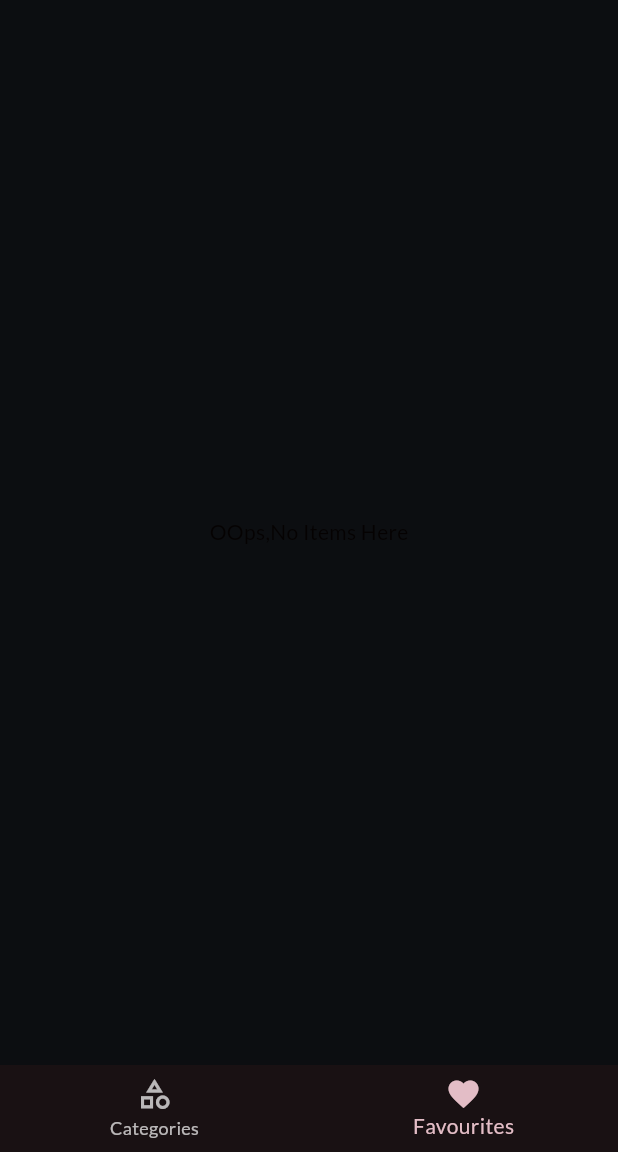
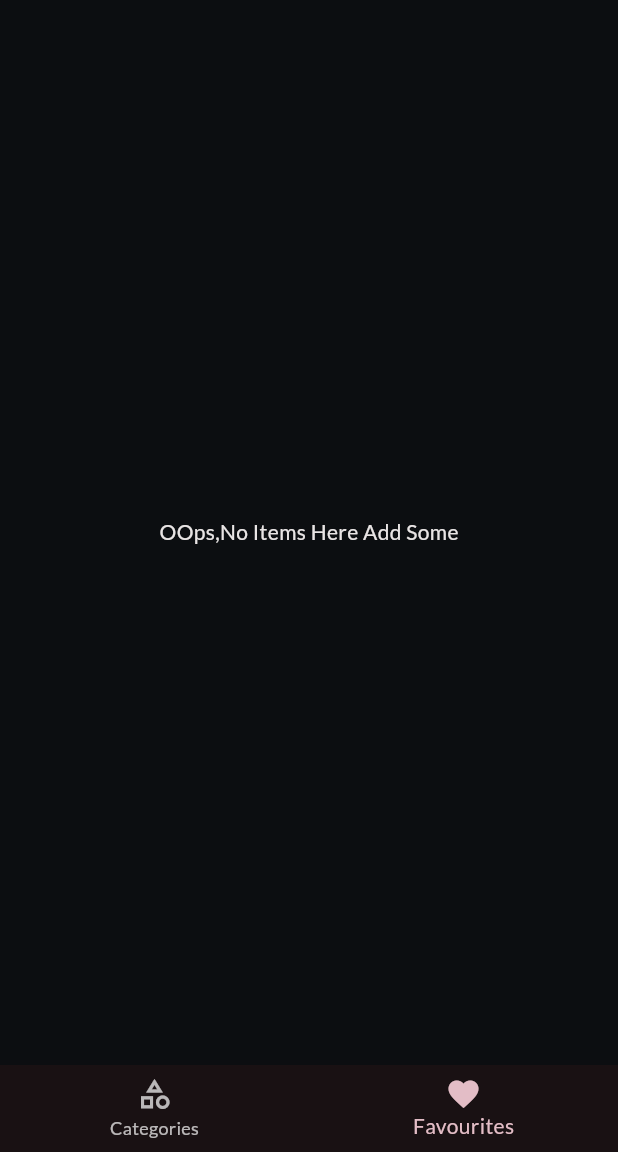
Before and after one commit to AdurintiAshok/dishtuts_flutter, a Flutter app: the screen it shows after launch, item 2 of the bottom bar chosen, on a phone screen of 412 x 824 dp, the part 84-1236 px from its top. Run offline on Flutter 3.47's test engine with Material 2 defaults, Android fonts, the phone set to English and light mode, and no system bars; our stand-ins replace google_fonts, hooks_riverpod, transparent_image.

Commit message:
deleted unused files

```diff
--- a/lib/data/meal_data.dart
+++ /dev/null
@@ -1,43 +0,0 @@
-enum Complexity {
-  simple,
-  challenging,
-  hard,
-}
-
-enum Affordability {
-  affordable,
-  pricey,
-  luxurious,
-}
-
-class Meal {
-  const Meal({
-    required this.id,
-    required this.categories,
-    required this.title,
-    required this.imageUrl,
-    required this.ingredients,
-    required this.steps,
-    required this.duration,
-    required this.complexity,
-    required this.affordability,
-    required this.isGlutenFree,
-    required this.isLactoseFree,
-    required this.isVegan,
-    required this.isVegetarian,
-  });
-
-  final String id;
-  final List<String> categories;
-  final String title;
-  final String imageUrl;
-  final List<String> ingredients;
-  final List<String> steps;
-  final int duration;
-  final Complexity complexity;
-  final Affordability affordability;
-  final bool isGlutenFree;
-  final bool isLactoseFree;
-  final bool isVegan;
-  final bool isVegetarian;
-}
--- a/lib/model/category.dart
+++ b/lib/model/category.dart
@@ -1,7 +1,7 @@
 import 'package:flutter/material.dart';
 class CategoryDataModel
 {
-  CategoryDataModel({required this.id,required this.title, this.color=Colors.amber});
+  CategoryDataModel({required this.id,required this.title, this.color=const Color.fromARGB(255, 230, 196, 75)});
   final String id;
   final String title;
   final Color color;
--- a/lib/screens/categories.dart
+++ b/lib/screens/categories.dart
@@ -31,7 +31,7 @@ class _CategoriesScreenState extends State<CategoriesScreen> with SingleTickerPr
   void  selectScreen(BuildContext context,CategoryDataModel categoryDataModel)
   {
     final filteredMeals=widget.availableMeals.where((meal) =>meal.categories.contains(categoryDataModel.id)).toList();
-    Navigator.of(context).push(MaterialPageRoute(builder: (ctx)=>MealsScreen(title:categoryDataModel.title, meals:filteredMeals)));
+    Navigator.of(context).push(MaterialPageRoute(builder: (ctx)=>MealsScreen(title:categoryDataModel.title, meals:filteredMeals,active:false)));
 
   }
 
--- a/lib/screens/meal_item_data.dart
+++ b/lib/screens/meal_item_data.dart
@@ -5,7 +5,6 @@ import 'package:meals/provider/favorite_provider.dart';
 
 class MealItemData extends ConsumerWidget {
   const MealItemData({super.key, required this.meals});
-  // final void Function(Meal meal) favouriteMeal;
   final Meal meals;
   @override
   Widget build(BuildContext context, WidgetRef ref) {
--- a/lib/screens/meals.dart
+++ b/lib/screens/meals.dart
@@ -4,18 +4,23 @@ import 'package:meals/widgets/meal_item.dart';
 import '../model/meal.dart';
 
 class MealsScreen extends StatelessWidget {
-  const MealsScreen({super.key,this.title, required this.meals});
-    // final void Function(Meal meal) favouriteMeal;
+  const MealsScreen({super.key,this.title, required this.meals,required this.active});
+  final bool active;
   final String? title;
   final List<Meal> meals;
   @override
   Widget build(BuildContext context) {
-    Widget content = Text("Empty");
-    if (meals.isEmpty) {
+    Widget content =const Text("");
+    if (meals.isEmpty && active) {
       content = const Center(
         child: Center(
-          child: Text('OOps,No Items Here',style: TextStyle(color: Color.fromARGB(255, 5, 2, 2)),),
-        ),
+          child: Text('OOps,No Items Here Add Some',style: TextStyle( color:Color.fromARGB(255, 233, 229, 229))),),
+      );
+    }
+    else{
+        content = const Center(
+        child: Center(
+          child: Text('OOps,No Items Here',style: TextStyle( color:Color.fromARGB(255, 8, 7, 7))),),
       );
     }
     if (meals.isNotEmpty) {
--- a/lib/screens/tabs.dart
+++ b/lib/screens/tabs.dart
@@ -1,7 +1,6 @@
 import 'package:flutter/material.dart';
 import 'package:hooks_riverpod/hooks_riverpod.dart';
 import 'package:meals/provider/favorite_provider.dart';
-import 'package:meals/provider/meal_provider.dart';
 import 'package:meals/screens/filters.dart';
 import 'package:meals/screens/meals.dart';
 
@@ -19,16 +18,7 @@ class TabsScreen extends ConsumerStatefulWidget {
 class _TabsScreenState extends ConsumerState<TabsScreen> {
   int _index = 0;
 
-  void _showMessage(String message) {
-    ScaffoldMessenger.of(context).clearSnackBars();
-    ScaffoldMessenger.of(context).showSnackBar(SnackBar(
-      content: Text(
-        message,
-        selectionColor: Colors.black,
-      ),
-      duration: Duration(seconds: 2),
-    ));
-  }
+
 
   // final List<Meal> favouritemeals = [];
   void _selectedPage(int index) {
@@ -52,12 +42,12 @@ class _TabsScreenState extends ConsumerState<TabsScreen> {
     var activePageTitle = "Categories";
     if (_index == 1) {
       final favoritemeal = ref.watch(favoriteProvider);
-      activeScreen = MealsScreen(meals: favoritemeal);
+      activeScreen = MealsScreen(meals: favoritemeal,active:true);
       activePageTitle = "Your Favourites";
     }
 
     return Scaffold(
-      backgroundColor: Color.fromARGB(255, 12, 14, 17),
+      backgroundColor:const  Color.fromARGB(255, 12, 14, 17),
       appBar: AppBar(
         title: Text(activePageTitle),
       ),
--- a/lib/widgets/category_item.dart
+++ b/lib/widgets/category_item.dart
@@ -16,7 +16,7 @@ class CategoryItem extends StatelessWidget {
         decoration: BoxDecoration(
           borderRadius: BorderRadius.circular(16),
           gradient: LinearGradient(colors:[
-            category.color.withOpacity(0.59),
+            category.color.withOpacity(1),
             category.color.withOpacity(0.6),
           ],
           begin: Alignment.topLeft,
--- a/lib/widgets/meal_trait.dart
+++ b/lib/widgets/meal_trait.dart
@@ -10,8 +10,8 @@ class MealTrait extends StatelessWidget {
     return Row(
       children: [
         Icon(icon,size:17,),
-        SizedBox(width:4,),
-        Text(duration,style: TextStyle(color: Colors.white),)
+        const SizedBox(width:4,),
+        Text(duration,style:const TextStyle(color: Colors.white),)
       ],
     );
   }
```
Also changed, not shown: lib/widgets/meal_item.dart (+50 -35 lines).
